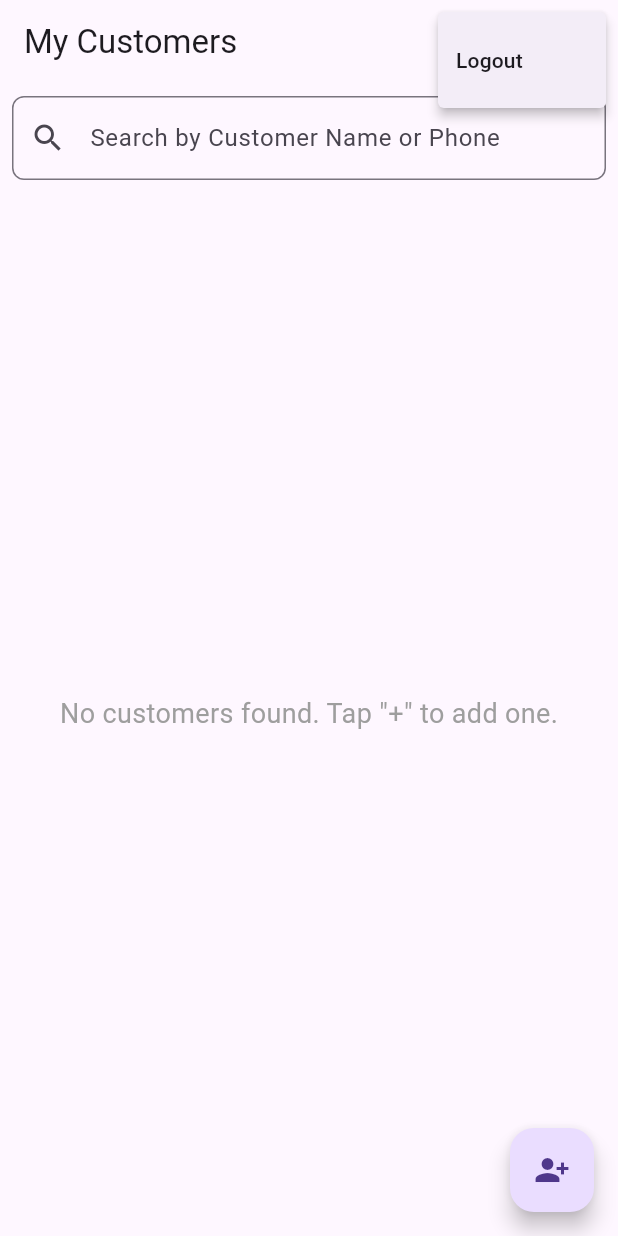
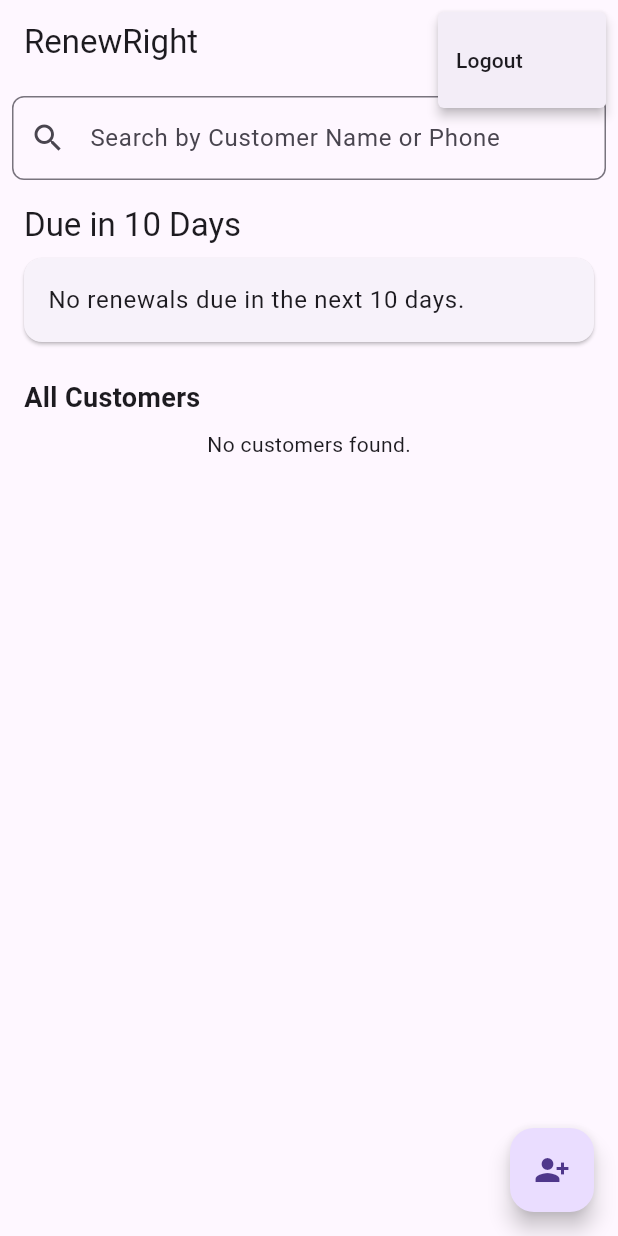
Before and after one commit to devkiraa/RenewRight, a Flutter app: the screen it shows once a user with an empty profile is signed in, after a tap on the "more vert" icon, on a phone screen of 412 x 824 dp. Run offline on Flutter 3.47's test engine with Material 3 defaults, Android fonts, the phone set to English and light mode, and no system bars; our stand-ins replace cloud_firestore, firebase_auth, firebase_core, google_mobile_ads, image_picker, share_plus; missing offline and left inert: gal; accounts and stored records are empty; network calls fail.

Commit message:
Enhance vehicle management features: - Add customer name to Vehicle model and related screens - Implement vehicle number formatting for Indian plates - Introduce banner ads in Customer List Screen - Fetch vehicles due for renewal within a specified number of days

```diff
--- a/lib/models/vehicle_model.dart
+++ b/lib/models/vehicle_model.dart
@@ -4,24 +4,26 @@ import 'package:cloud_firestore/cloud_firestore.dart';
 class Vehicle {
   final String id;
   final String customerId;
+  final String customerName; // To show in urgent lists
   final String vehicleNumber;
   final String vehicleType;
   final DateTime insuranceStartDate;
   final String insurancePeriod;
-  final DateTime dueDate;
+  final DateTime dueDate; // This is the calculated renewal date
   final Map<String, String> photos;
-  final List<Map<String, dynamic>> activityLog; // NEW: For notes
+  final List<Map<String, dynamic>> activityLog;
 
   Vehicle({
     required this.id,
     required this.customerId,
+    required this.customerName,
     required this.vehicleNumber,
     required this.vehicleType,
     required this.insuranceStartDate,
     required this.insurancePeriod,
     required this.dueDate,
     this.photos = const {},
-    this.activityLog = const [], // NEW
+    this.activityLog = const [],
   });
 
   factory Vehicle.fromFirestore(DocumentSnapshot doc) {
@@ -29,13 +31,13 @@ class Vehicle {
     return Vehicle(
       id: doc.id,
       customerId: data['customerId'] ?? '',
+      customerName: data['customerName'] ?? '',
       vehicleNumber: data['vehicleNumber'] ?? '',
       vehicleType: data['vehicleType'] ?? '',
       insuranceStartDate: (data['insuranceStartDate'] as Timestamp? ?? Timestamp.now()).toDate(),
       insurancePeriod: data['insurancePeriod'] ?? '',
       dueDate: (data['dueDate'] as Timestamp? ?? Timestamp.now()).toDate(),
       photos: Map<String, String>.from(data['photos'] ?? {}),
-      // NEW: Load the activity log
       activityLog: List<Map<String, dynamic>>.from(data['activityLog'] ?? []),
     );
   }
@@ -43,13 +45,14 @@ class Vehicle {
   Map<String, dynamic> toJson() {
     return {
       'customerId': customerId,
+      'customerName': customerName,
       'vehicleNumber': vehicleNumber,
       'vehicleType': vehicleType,
       'insuranceStartDate': Timestamp.fromDate(insuranceStartDate),
       'insurancePeriod': insurancePeriod,
       'dueDate': Timestamp.fromDate(dueDate),
       'photos': photos,
-      'activityLog': activityLog, // NEW
+      'activityLog': activityLog,
     };
   }
 }
--- a/lib/screens/customer_list_screen.dart
+++ b/lib/screens/customer_list_screen.dart
@@ -1,7 +1,9 @@
 // lib/screens/customer_list_screen.dart
 import 'package:flutter/material.dart';
-import 'package:google_mobile_ads/google_mobile_ads.dart'; // NEW: Import package
+import 'package:google_mobile_ads/google_mobile_ads.dart';
+import 'package:intl/intl.dart';
 import '../models/customer_model.dart';
+import '../models/vehicle_model.dart';
 import '../services/auth_service.dart';
 import '../services/firestore_service.dart';
 import 'add_customer_screen.dart';
@@ -23,37 +25,29 @@ class _CustomerListScreenState extends State<CustomerListScreen> {
   String _searchQuery = '';
   String? _currentUserRole;
 
-  // NEW: Ad State Variables
   BannerAd? _bannerAd;
   bool _isBannerAdReady = false;
 
   @override
   void initState() {
     super.initState();
-    _loadBannerAd(); // Load the ad
+    _loadBannerAd();
     _fetchUserRole();
     _searchController.addListener(() {
       if (mounted) setState(() => _searchQuery = _searchController.text);
     });
   }
 
-  // NEW: Function to load the banner ad
   void _loadBannerAd() {
-    // IMPORTANT: Replace this with your own Ad Unit ID from AdMob
     final adUnitId = 'ca-app-pub-7451304293352412/2801466658';
-
     _bannerAd = BannerAd(
       adUnitId: adUnitId,
       request: const AdRequest(),
       size: AdSize.banner,
       listener: BannerAdListener(
-        onAdLoaded: (_) {
-          setState(() {
-            _isBannerAdReady = true;
-          });
-        },
+        onAdLoaded: (_) => setState(() => _isBannerAdReady = true),
         onAdFailedToLoad: (ad, err) {
-          print('Failed to load a banner ad: ${err.message}');
+          print('BannerAd failed to load: $err');
           _isBannerAdReady = false;
           ad.dispose();
         },
@@ -72,7 +66,7 @@ class _CustomerListScreenState extends State<CustomerListScreen> {
   @override
   void dispose() {
     _searchController.dispose();
-    _bannerAd?.dispose(); // UPDATED: Dispose the ad
+    _bannerAd?.dispose();
     super.dispose();
   }
 
@@ -105,7 +99,7 @@ class _CustomerListScreenState extends State<CustomerListScreen> {
   Widget build(BuildContext context) {
     return Scaffold(
       appBar: AppBar(
-        title: const Text('My Customers'),
+        title: const Text('RenewRight'),
         actions: [
           if (_currentUserRole == 'admin')
             IconButton(
@@ -143,29 +137,82 @@ class _CustomerListScreenState extends State<CustomerListScreen> {
             ),
           ),
           Expanded(
-            child: StreamBuilder<List<Customer>>(
+            child: CustomScrollView(
+              slivers: [
+                SliverToBoxAdapter(
+                  child: Padding(
+                    padding: const EdgeInsets.fromLTRB(16.0, 8.0, 16.0, 8.0),
+                    child: Text('Due in 10 Days', style: Theme.of(context).textTheme.titleLarge),
+                  ),
+                ),
+                StreamBuilder<List<Vehicle>>(
+                  stream: _firestoreService.getUrgentRenewals(days: 10),
+                  builder: (context, snapshot) {
+                    if (snapshot.connectionState == ConnectionState.waiting) {
+                      return const SliverToBoxAdapter(child: SizedBox.shrink());
+                    }
+                    if (!snapshot.hasData || snapshot.data!.isEmpty) {
+                      return const SliverToBoxAdapter(child: Card(margin: EdgeInsets.symmetric(horizontal: 16), child: ListTile(title: Text('No renewals due in the next 10 days.'))));
+                    }
+                    final urgentVehicles = snapshot.data!;
+                    return SliverToBoxAdapter(
+                      child: SizedBox(
+                        height: 120,
+                        child: ListView.builder(
+                          scrollDirection: Axis.horizontal,
+                          padding: const EdgeInsets.symmetric(horizontal: 12.0),
+                          itemCount: urgentVehicles.length,
+                          itemBuilder: (context, index) {
+                            final vehicle = urgentVehicles[index];
+                            final daysLeft = vehicle.dueDate.difference(DateTime.now()).inDays + 1;
+                            return Card(
+                              color: Colors.orange.shade50,
+                              child: Container(
+                                width: 220,
+                                padding: const EdgeInsets.all(12.0),
+                                child: Column(
+                                  crossAxisAlignment: CrossAxisAlignment.start,
+                                  mainAxisAlignment: MainAxisAlignment.center,
+                                  children: [
+                                    Text(vehicle.customerName, style: const TextStyle(fontWeight: FontWeight.bold), overflow: TextOverflow.ellipsis),
+                                    Text(vehicle.vehicleNumber),
+                                    const Spacer(),
+                                    Text('$daysLeft day${daysLeft > 1 ? 's' : ''} left', style: const TextStyle(color: Colors.deepOrange, fontWeight: FontWeight.bold)),
+                                  ],
+                                ),
+                              ),
+                            );
+                          },
+                        ),
+                      ),
+                    );
+                  },
+                ),
+                const SliverToBoxAdapter(
+                  child: Padding(
+                    padding: EdgeInsets.fromLTRB(16.0, 24.0, 16.0, 8.0),
+                    child: Text('All Customers', style: TextStyle(fontSize: 18, fontWeight: FontWeight.bold)),
+                  ),
+                ),
+                StreamBuilder<List<Customer>>(
                   stream: _firestoreService.getCustomers(),
                   builder: (context, snapshot) {
-                if (snapshot.connectionState == ConnectionState.waiting) return const Center(child: CircularProgressIndicator());
-                if (snapshot.hasError) return Center(child: Text('Error: ${snapshot.error}'));
-                if (!snapshot.hasData || snapshot.data!.isEmpty) return const Center(child: Text('No customers found. Tap "+" to add one.', style: TextStyle(fontSize: 18, color: Colors.grey)));
+                    if (snapshot.connectionState == ConnectionState.waiting) return const SliverToBoxAdapter(child: Center(child: Padding(padding: EdgeInsets.all(32.0), child: CircularProgressIndicator())));
+                    if (!snapshot.hasData || snapshot.data!.isEmpty) return const SliverToBoxAdapter(child: Center(child: Text('No customers found.')));
 
                     List<Customer> customers = snapshot.data!;
                     if (_searchQuery.isNotEmpty) {
-                  customers = customers.where((c) {
-                    final query = _searchQuery.toLowerCase();
-                    return c.name.toLowerCase().contains(query) || c.phone.toLowerCase().contains(query);
-                  }).toList();
+                      customers = customers.where((c) => c.name.toLowerCase().contains(_searchQuery.toLowerCase()) || c.phone.contains(_searchQuery)).toList();
                     }
 
-                if (customers.isEmpty) return const Center(child: Text('No customers match your search.', style: TextStyle(fontSize: 16, color: Colors.grey)));
+                    if(customers.isEmpty) return const SliverToBoxAdapter(child: Center(child: Padding(padding: EdgeInsets.all(16.0), child: Text('No customers match your search.'))));
 
-                return ListView.builder(
-                  itemCount: customers.length,
-                  itemBuilder: (context, index) {
+                    return SliverList(
+                      delegate: SliverChildBuilderDelegate(
+                        (context, index) {
                           final customer = customers[index];
                           return Card(
-                      margin: const EdgeInsets.symmetric(horizontal: 8.0, vertical: 4.0),
+                            margin: const EdgeInsets.symmetric(horizontal: 12.0, vertical: 4.0),
                             child: ListTile(
                               leading: CircleAvatar(child: Text(customer.name.substring(0, 1).toUpperCase())),
                               title: Text(customer.name, style: const TextStyle(fontWeight: FontWeight.bold)),
@@ -173,11 +220,8 @@ class _CustomerListScreenState extends State<CustomerListScreen> {
                               onTap: () => Navigator.of(context).push(MaterialPageRoute(builder: (_) => VehicleListScreen(customer: customer))),
                               trailing: PopupMenuButton<String>(
                                 onSelected: (value) {
-                            if (value == 'edit') {
-                              Navigator.of(context).push(MaterialPageRoute(builder: (_) => AddCustomerScreen(customer: customer)));
-                            } else if (value == 'delete') {
-                              _showDeleteConfirmation(customer);
-                            }
+                                  if (value == 'edit') Navigator.of(context).push(MaterialPageRoute(builder: (_) => AddCustomerScreen(customer: customer)));
+                                  else if (value == 'delete') _showDeleteConfirmation(customer);
                                 },
                                 itemBuilder: (context) => [
                                   const PopupMenuItem(value: 'edit', child: Row(children: [Icon(Icons.edit_outlined, size: 20), SizedBox(width: 8), Text('Edit')])),
@@ -187,11 +231,14 @@ class _CustomerListScreenState extends State<CustomerListScreen> {
                             ),
                           );
                         },
+                        childCount: customers.length,
+                      ),
                     );
                   },
                 ),
+              ],
             ),
-          // NEW: Ad container at the bottom
+          ),
           if (_isBannerAdReady)
             SizedBox(
               width: _bannerAd!.size.width.toDouble(),
--- a/lib/services/firestore_service.dart
+++ b/lib/services/firestore_service.dart
@@ -146,4 +146,17 @@ class FirestoreService {
       rethrow;
     }
   }
+  // NEW: Fetches vehicles due for renewal within a specific number of days
+  Stream<List<Vehicle>> getUrgentRenewals({int days = 10}) {
+    final now = DateTime.now();
+    final cutoffDate = now.add(Duration(days: days));
+    return _db
+        .collection('vehicles')
+        .where('dueDate', isGreaterThanOrEqualTo: Timestamp.fromDate(now))
+        .where('dueDate', isLessThanOrEqualTo: Timestamp.fromDate(cutoffDate))
+        .orderBy('dueDate')
+        .snapshots()
+        .map((snapshot) =>
+            snapshot.docs.map((doc) => Vehicle.fromFirestore(doc)).toList());
+  }
 }
```
Also changed, not shown: lib/screens/add_edit_vehicle_screen.dart (+56 -18 lines), lib/screens/vehicle_list_screen.dart (+22 -9 lines). Lines whose indentation alone changed are shown as unchanged.
